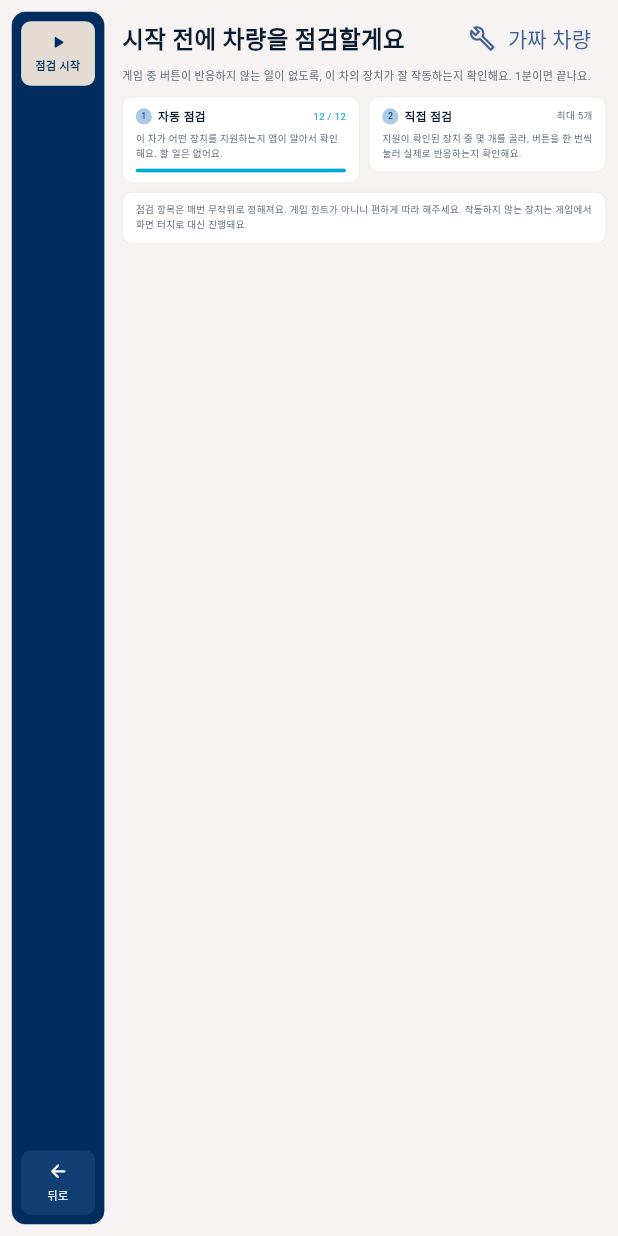
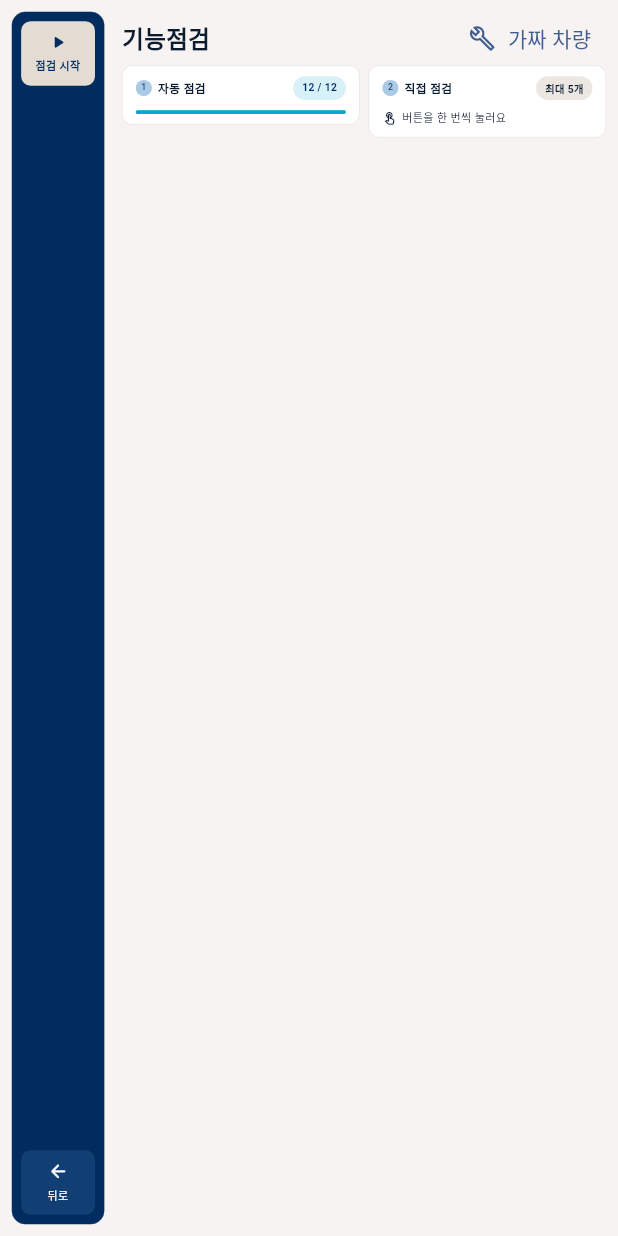
Before and after one commit to yjw2115/carscape, a Flutter app: the screen it shows after launch, after a tap on "튜토리얼", on a phone screen of 412 x 824 dp. Run offline on Flutter 3.47's test engine with Material 3 defaults, Android fonts, the phone set to English and light mode, and no system bars; our stand-ins replace audioplayers, shared_preferences; Roboto replaces fonts that are missing (Pretendard).

Commit message:
refactor: 메뉴 화면의 작은 회색 설명 문구를 상태 표시로 정리
튜토리얼·기능점검·설정·MY 화면에서 작은 회색 설명 문장을 지우고,
꼭 필요한 정보만 아이콘·짧은 라벨·상태 칩으로 보여준다.

- core/rail_page.dart: 공용 StatusChip(완료·점검 전 같은 짧은 상태) 추가
- 튜토리얼 탭(guide/): 기능점검 상태 칩 + 기본 훈련 배지 카드만 남김
- 기능점검(entry/): 화면 제목을 "기능점검"으로 통일, 안내 문단 삭제,
  "어디 있나요?" 위치 안내를 아이콘과 큰 글씨로, 재시도 창 팁을 한 줄로
  줄이고 버튼을 "화면 터치로 대신하기"로 바꿔 설명 문장을 대신함,
  결과 화면은 숫자와 경고 한 줄만 표시
- 설정(settings/): 항목 설명 삭제, 아이콘 + 제목으로 정리
- MY: 기록 부제 삭제, 배지 수를 칩으로, "도전해 보세요"·시즌 문구 삭제,
  테두리 규칙은 읽기 쉬운 크기로 유지
- CLAUDE.md: 재시도 버튼 이름을 새 라벨로 맞춤

entry/·guide/·records/·settings/는 윤종욱 담당 영역이다.

Co-Authored-By: Claude Opus 5.5 <noreply@anthropic.com>

```diff
--- a/lib/core/rail_page.dart
+++ b/lib/core/rail_page.dart
@@ -227,3 +227,62 @@ class RailCard extends StatelessWidget {
     child: child,
   );
 }
+
+enum ChipTone { neutral, ok, warning }
+
+/// A word or two of status in a pill (완료, 점검 전 …), used instead of a
+/// sentence of gray text.
+class StatusChip extends StatelessWidget {
+  const StatusChip({
+    super.key,
+    required this.s,
+    required this.palette,
+    required this.label,
+    this.tone = ChipTone.neutral,
+    this.icon,
+  });
+
+  final double s;
+  final HomePalette palette;
+  final String label;
+  final ChipTone tone;
+  final IconData? icon;
+
+  @override
+  Widget build(BuildContext context) {
+    final p = palette;
+    // Active Blue is too light for text on the light theme's white cards.
+    final ok = p == HomePalette.dark
+        ? HyundaiColors.activeBlue
+        : HyundaiColors.blue;
+    final (fg, bg) = switch (tone) {
+      ChipTone.ok => (ok, HyundaiColors.activeBlue.withValues(alpha: 0.16)),
+      ChipTone.warning => (p.onWarning, p.warning),
+      ChipTone.neutral => (p.title, p.checking),
+    };
+    return Container(
+      padding: EdgeInsets.symmetric(horizontal: 24 * s, vertical: 12 * s),
+      decoration: BoxDecoration(
+        color: bg,
+        borderRadius: BorderRadius.circular(40 * s),
+      ),
+      child: Row(
+        mainAxisSize: MainAxisSize.min,
+        children: [
+          if (icon != null) ...[
+            Icon(icon, size: 30 * s, color: fg),
+            SizedBox(width: 10 * s),
+          ],
+          Text(
+            label,
+            style: TextStyle(
+              fontSize: 28 * s,
+              fontWeight: FontWeight.w600,
+              color: fg,
+            ),
+          ),
+        ],
+      ),
+    );
+  }
+}
--- a/lib/features/entry/check_intro_screen.dart
+++ b/lib/features/entry/check_intro_screen.dart
@@ -60,7 +60,7 @@ class _CheckIntroScreenState extends State<CheckIntroScreen> {
   Widget build(BuildContext context) => ListenableBuilder(
     listenable: c,
     builder: (context, _) => RailPage(
-      title: '시작 전에 차량을 점검할게요',
+      title: '기능점검',
       backLabel: '뒤로',
       rail: (s, p) => [
         RailAction(
@@ -74,15 +74,8 @@ class _CheckIntroScreenState extends State<CheckIntroScreen> {
         ),
       ],
       overlay: (s, _) => fakeVehicleCorner(c.vehicle, s),
-      body: (s, p) {
-        final text = TextStyle(fontSize: 30 * s, color: p.description);
-        return ListView(
+      body: (s, p) => ListView(
         children: [
-            Text(
-              '게임 중 버튼이 반응하지 않는 일이 없도록, 이 차의 장치가 잘 작동하는지 확인해요. 1분이면 끝나요.',
-              style: text,
-            ),
-            SizedBox(height: 32 * s),
           Row(
             crossAxisAlignment: CrossAxisAlignment.start,
             children: [
@@ -93,7 +86,6 @@ class _CheckIntroScreenState extends State<CheckIntroScreen> {
                   n: 1,
                   title: '자동 점검',
                   trailing: '${c.autoDone} / ${c.autoTotal}',
-                    body: '이 차가 어떤 장치를 지원하는지 앱이 알아서 확인해요. 할 일은 없어요.',
                   progress: c.autoDone / c.autoTotal,
                 ),
               ),
@@ -104,25 +96,15 @@ class _CheckIntroScreenState extends State<CheckIntroScreen> {
                   palette: p,
                   n: 2,
                   title: '직접 점검',
+                  icon: Icons.touch_app_outlined,
                   trailing: '최대 5개',
-                    body: '지원이 확인된 장치 중 몇 개를 골라, 버튼을 한 번씩 눌러 실제로 반응하는지 확인해요.',
+                  body: '버튼을 한 번씩 눌러요',
                 ),
               ),
             ],
           ),
-            SizedBox(height: 24 * s),
-            RailCard(
-              s: s,
-              palette: p,
-              child: Text(
-                '점검 항목은 매번 무작위로 정해져요. 게임 힌트가 아니니 편하게 따라 해주세요. '
-                '작동하지 않는 장치는 게임에서 화면 터치로 대신 진행돼요.',
-                style: text.copyWith(fontSize: 26 * s),
+        ],
       ),
-            ),
-          ],
-        );
-      },
     ),
   );
 }
@@ -134,16 +116,18 @@ class _Step extends StatelessWidget {
     required this.n,
     required this.title,
     required this.trailing,
-    required this.body,
+    this.icon,
+    this.body,
     this.progress,
   });
 
   final double s;
   final HomePalette palette;
   final int n;
+  final IconData? icon;
   final String title;
   final String trailing;
-  final String body;
+  final String? body;
   final double? progress;
 
   @override
@@ -175,24 +159,27 @@ class _Step extends StatelessWidget {
                 ),
               ),
               const Spacer(),
-              Text(
-                trailing,
-                style: TextStyle(
-                  fontSize: 26 * s,
-                  color: progress == 1
-                      ? HyundaiColors.activeBlue
-                      : p.description,
-                ),
+              StatusChip(
+                s: s,
+                palette: p,
+                label: trailing,
+                tone: progress == 1 ? ChipTone.ok : ChipTone.neutral,
               ),
             ],
           ),
-          SizedBox(height: 16 * s),
+          SizedBox(height: 28 * s),
+          if (body case final body?)
+            Row(
+              children: [
+                Icon(icon, size: 40 * s, color: p.title),
+                SizedBox(width: 14 * s),
                 Text(
                   body,
-            style: TextStyle(fontSize: 26 * s, color: p.description),
+                  style: TextStyle(fontSize: 30 * s, color: p.title),
+                ),
+              ],
             ),
           if (progress != null) ...[
-            SizedBox(height: 20 * s),
             LinearProgressIndicator(
               value: progress,
               minHeight: 10 * s,
--- a/lib/features/settings/settings_page.dart
+++ b/lib/features/settings/settings_page.dart
@@ -21,7 +21,7 @@ class SettingsPage extends StatelessWidget {
       context: context,
       builder: (context) => AlertDialog(
         title: const Text('기록을 모두 지울까요?'),
-        content: const Text('이 차에 저장된 모든 스토리의 팀 기록이 사라지고 되돌릴 수 없어요.'),
+        content: const Text('되돌릴 수 없어요.'),
         actions: [
           TextButton(
             onPressed: () => Navigator.pop(context, false),
@@ -55,7 +55,14 @@ class SettingsPage extends StatelessWidget {
           fontWeight: FontWeight.w600,
           color: p.title,
         );
-        final hint = TextStyle(fontSize: 26 * s, color: p.description);
+        final amount = TextStyle(fontSize: 28 * s, color: p.title);
+        Widget heading(IconData icon, String text) => Row(
+          children: [
+            Icon(icon, size: 44 * s, color: p.title),
+            SizedBox(width: 18 * s),
+            Text(text, style: label),
+          ],
+        );
         Widget volume(Key key, double value, ValueChanged<double>? onChanged) =>
             Row(
               children: [
@@ -75,7 +82,7 @@ class SettingsPage extends StatelessWidget {
                 ),
                 SizedBox(
                   width: 96 * s,
-                  child: Text('${(value * 100).round()}%', style: hint),
+                  child: Text('${(value * 100).round()}%', style: amount),
                 ),
               ],
             );
@@ -87,8 +94,7 @@ class SettingsPage extends StatelessWidget {
               child: Column(
                 crossAxisAlignment: CrossAxisAlignment.start,
                 children: [
-                  Text('나레이션 음량', style: label),
-                  Text('대사를 읽어 주는 목소리 크기예요. 자막은 항상 표시돼요.', style: hint),
+                  heading(Icons.record_voice_over_outlined, '나레이션 음량'),
                   volume(
                     const Key('narrationVolume'),
                     settings.narrationVolume,
@@ -106,7 +112,9 @@ class SettingsPage extends StatelessWidget {
                 children: [
                   Row(
                     children: [
-                      Expanded(child: Text('배경음악', style: label)),
+                      Expanded(
+                        child: heading(Icons.music_note_outlined, '배경음악'),
+                      ),
                       Transform.scale(
                         scale: (s * 2).clamp(1, 2),
                         child: Switch(
@@ -132,13 +140,7 @@ class SettingsPage extends StatelessWidget {
               child: Row(
                 children: [
                   Expanded(
-                    child: Column(
-                      crossAxisAlignment: CrossAxisAlignment.start,
-                      children: [
-                        Text('기록 초기화', style: label),
-                        Text('시승차·가족 차처럼 여럿이 쓰는 차에서 기록을 비울 때 써요.', style: hint),
-                      ],
-                    ),
+                    child: heading(Icons.delete_outline_rounded, '기록 초기화'),
                   ),
                   SizedBox(width: 24 * s),
                   SizedBox(
```
Also changed, not shown: lib/features/badges/badge_pages.dart (+53 -54 lines), lib/features/entry/check_result_screen.dart (+50 -30 lines), lib/features/entry/check_run_screen.dart (+50 -37 lines), lib/features/guide/tutorial_page.dart (+42 -23 lines), lib/features/records/records_page.dart (+5 -9 lines), 2 other files. Lines whose indentation alone changed are shown as unchanged.
